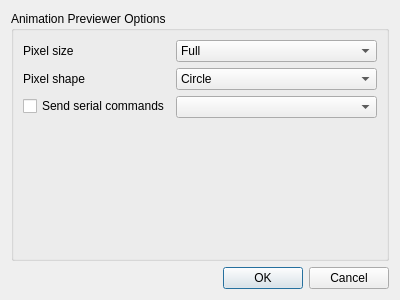
Old version of the form gui/window/settingsdialog.ui in the repository 8bitbuddhist/PixelMaestro.
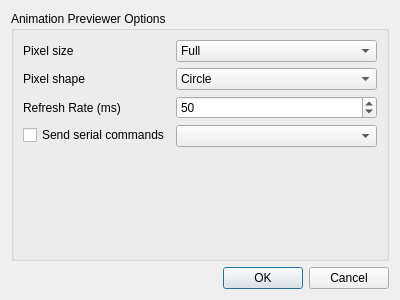
New version of the form.

Commit message: Moved color step calculation from Pixels to Animations. Changed default refresh rate to 50ms (20fps) Other fixes/changes

The edit to the form file:
```diff
--- a/gui/window/settingsdialog.ui
+++ b/gui/window/settingsdialog.ui
@@ -84,16 +84,36 @@
           </item>
          </widget>
         </item>
-        <item row="2" column="0">
+        <item row="3" column="0">
          <widget class="QCheckBox" name="serialCheckBox">
           <property name="text">
            <string>Send serial commands</string>
           </property>
          </widget>
         </item>
-        <item row="2" column="1">
+        <item row="3" column="1">
          <widget class="QComboBox" name="serialPortComboBox"/>
         </item>
+        <item row="2" column="0">
+         <widget class="QLabel" name="label_3">
+          <property name="text">
+           <string>Refresh Rate (ms)</string>
+          </property>
+         </widget>
+        </item>
+        <item row="2" column="1">
+         <widget class="QSpinBox" name="refreshSpinBox">
+          <property name="minimum">
+           <number>10</number>
+          </property>
+          <property name="maximum">
+           <number>10000</number>
+          </property>
+          <property name="value">
+           <number>50</number>
+          </property>
+         </widget>
+        </item>
        </layout>
       </item>
      </layout>
```
The commit also changes 32 other files.
